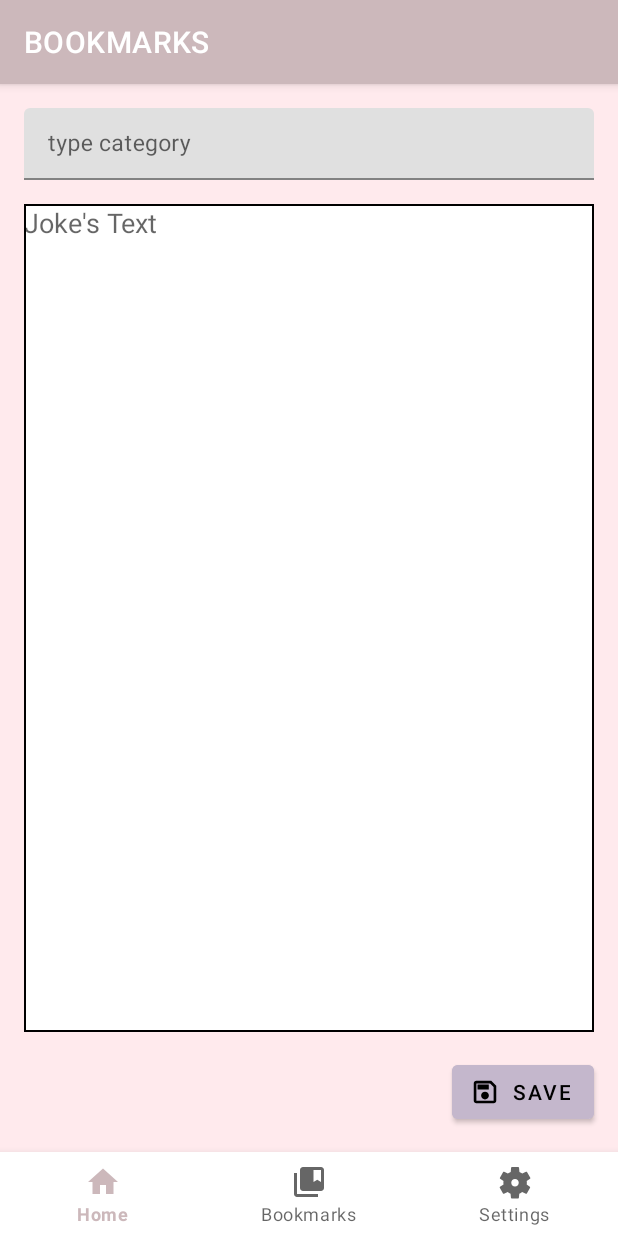
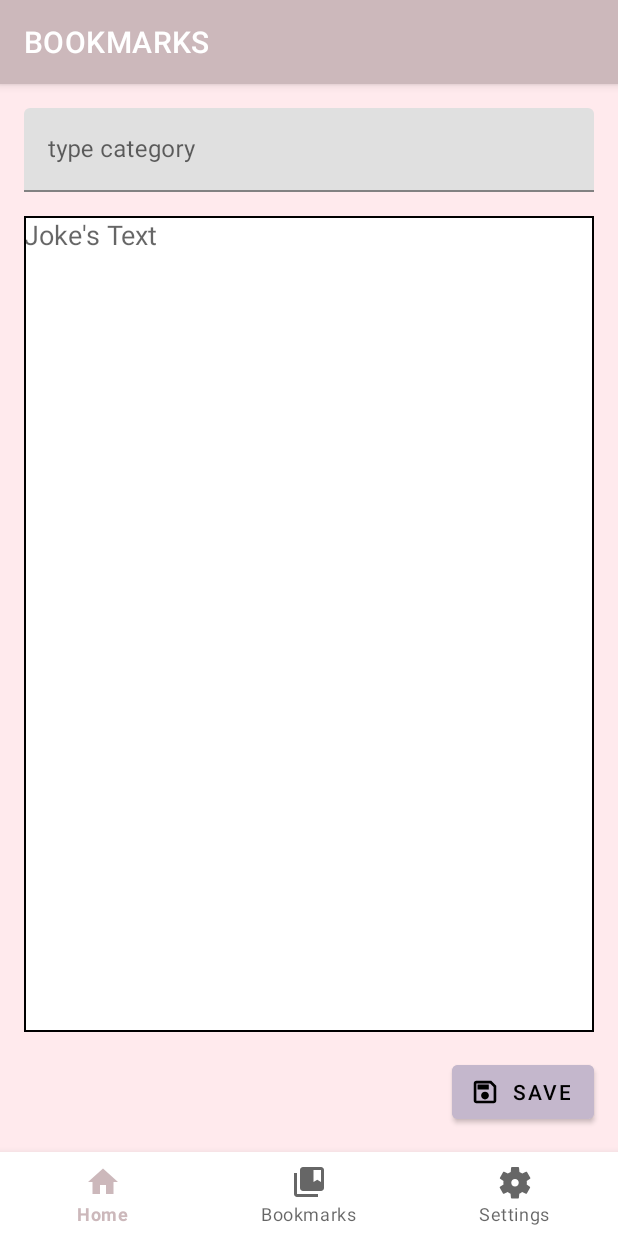
Before and after one commit to DmitryKucherenko/rs.android.final_task, an Android app: the FavouriteListFragment screen opened through its navigation route, after a tap on "Add button", on a phone screen of 412 x 824 dp. Run offline under Robolectric (Android 15) with nearby library versions, the phone set to English and light mode, and no system bars; our stand-ins replace Dagger/Hilt's generated code, navigation-ui, paging; 2 statements that could not run were skipped.

```diff
--- a/app/src/main/res/layout/add_fragment.xml
+++ b/app/src/main/res/layout/add_fragment.xml
@@ -46,8 +46,10 @@
         <com.google.android.material.textfield.TextInputEditText
             android:id="@+id/editCategory"
             android:layout_width="match_parent"
-            android:layout_height="48dp"
-            android:textSize="15sp" />
+
+            android:layout_height="wrap_content"
+
+            />
 
     </com.google.android.material.textfield.TextInputLayout>
 
--- a/app/src/main/res/layout/fauvorite_joke_list_fragment.xml
+++ b/app/src/main/res/layout/fauvorite_joke_list_fragment.xml
@@ -25,7 +25,7 @@
         <com.google.android.material.textfield.TextInputEditText
             android:id="@+id/searchText"
             android:layout_width="match_parent"
-            android:layout_height="48dp"
+            android:layout_height="wrap_content"
             android:drawableStart="@drawable/ic_search_black_24dp" />
 
     </com.google.android.material.textfield.TextInputLayout>
```
